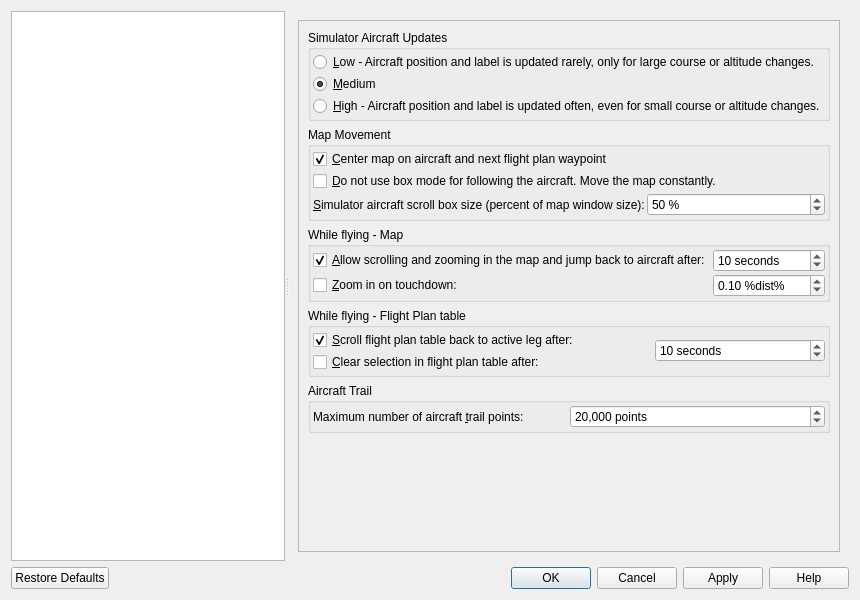
Old version of the form src/options/options.ui in the repository albar965/littlenavmap.
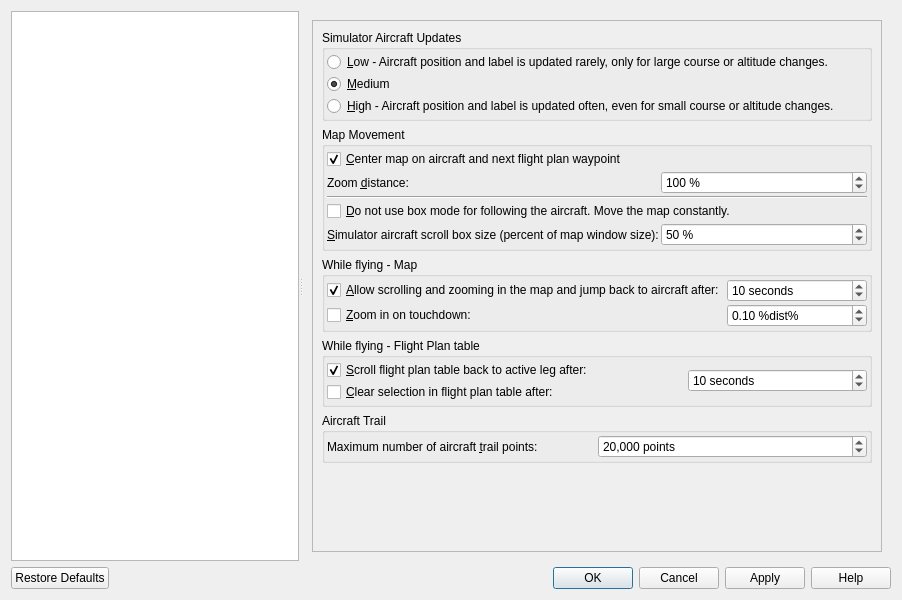
New version of the form. The open tabs and pages were chosen to show the change.

Commit message: Added option to modify zoom for aircraft and next waypoint.

Diff of the .ui file:
```diff
--- a/src/options/options.ui
+++ b/src/options/options.ui
@@ -6,7 +6,7 @@
    <rect>
     <x>0</x>
     <y>0</y>
-    <width>860</width>
+    <width>902</width>
     <height>600</height>
    </rect>
   </property>
@@ -4294,7 +4294,7 @@
              <x>0</x>
              <y>0</y>
              <width>594</width>
-             <height>459</height>
+             <height>491</height>
             </rect>
            </property>
            <layout class="QVBoxLayout" name="verticalLayout_25">
@@ -4367,7 +4367,18 @@
                <property name="spacing">
                 <number>2</number>
                </property>
-               <item row="2" column="0">
+               <item row="3" column="0" colspan="2">
+                <widget class="QCheckBox" name="checkBoxOptionsSimUpdatesConstant">
+                 <property name="toolTip">
+                  <string>Map will follow the aircraft constantly when checked.
+This is also used for &quot;Center map on aircraft and next flight plan waypoint&quot;.</string>
+                 </property>
+                 <property name="text">
+                  <string>&amp;Do not use box mode for following the aircraft. Move the map constantly.</string>
+                 </property>
+                </widget>
+               </item>
+               <item row="4" column="0">
                 <widget class="QLabel" name="labelOptionsSimUpdateBox">
                  <property name="text">
                   <string>&amp;Simulator aircraft scroll box size (percent of map window size):</string>
@@ -4377,7 +4388,30 @@
                  </property>
                 </widget>
                </item>
-               <item row="2" column="1">
+               <item row="0" column="0" colspan="2">
+                <widget class="QCheckBox" name="checkBoxOptionsSimCenterLeg">
+                 <property name="toolTip">
+                  <string>Keeps the aircraft and the next flight plan waypoint visible on the map instead of simply centering the aircraft</string>
+                 </property>
+                 <property name="text">
+                  <string>&amp;Center map on aircraft and next flight plan waypoint</string>
+                 </property>
+                 <property name="checked">
+                  <bool>true</bool>
+                 </property>
+                </widget>
+               </item>
+               <item row="1" column="0">
+                <widget class="QLabel" name="labelOptionsSimCenterLegZoom">
+                 <property name="text">
+                  <string>Zoom &amp;distance:</string>
+                 </property>
+                 <property name="buddy">
+                  <cstring>spinBoxOptionsSimUpdateBox</cstring>
+                 </property>
+                </widget>
+               </item>
+               <item row="4" column="1">
                 <widget class="QSpinBox" name="spinBoxOptionsSimUpdateBox">
                  <property name="toolTip">
                   <string>Defines a box in percent of the map size. 
@@ -4402,27 +4436,33 @@
                  </property>
                 </widget>
                </item>
-               <item row="1" column="0" colspan="2">
-                <widget class="QCheckBox" name="checkBoxOptionsSimUpdatesConstant">
+               <item row="1" column="1">
+                <widget class="QSpinBox" name="spinBoxOptionsSimCenterLegZoom">
                  <property name="toolTip">
                   <string>Map will follow the aircraft constantly when checked.
 This is also used for &quot;Center map on aircraft and next flight plan waypoint&quot;.</string>
                  </property>
-                 <property name="text">
-                  <string>&amp;Do not use box mode for following the aircraft. Move the map constantly.</string>
+                 <property name="suffix">
+                  <string> %</string>
+                 </property>
+                 <property name="minimum">
+                  <number>50</number>
+                 </property>
+                 <property name="maximum">
+                  <number>200</number>
+                 </property>
+                 <property name="singleStep">
+                  <number>5</number>
+                 </property>
+                 <property name="value">
+                  <number>100</number>
                  </property>
                 </widget>
                </item>
-               <item row="0" column="0" colspan="2">
-                <widget class="QCheckBox" name="checkBoxOptionsSimCenterLeg">
-                 <property name="toolTip">
-                  <string>Keeps the aircraft and the next flight plan waypoint visible on the map instead of simply centering the aircraft</string>
-                 </property>
-                 <property name="text">
-                  <string>&amp;Center map on aircraft and next flight plan waypoint</string>
-                 </property>
-                 <property name="checked">
-                  <bool>true</bool>
+               <item row="2" column="0" colspan="2">
+                <widget class="Line" name="line">
+                 <property name="orientation">
+                  <enum>Qt::Horizontal</enum>
                  </property>
                 </widget>
                </item>
```
Left out of the diff: 18 changed lines with no effect on the pictures. The commit also changes 6 other files.
